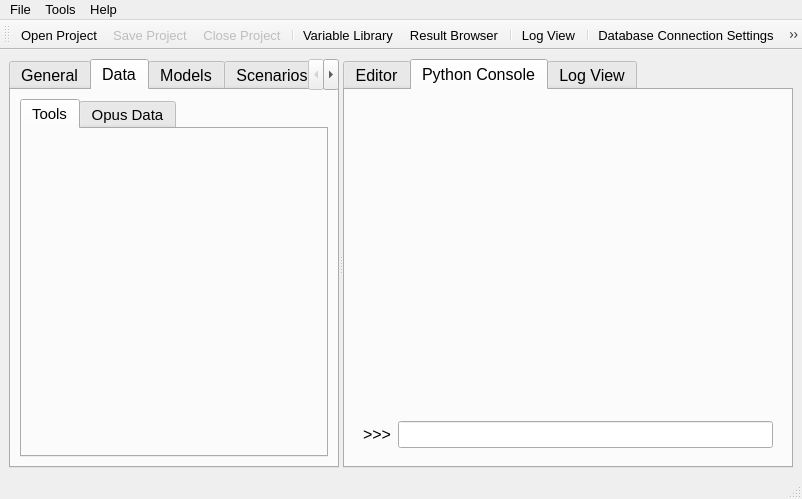
Before: the Qt Designer form opus_gui/main/views/mainwindow.ui in psrc/urbansim, drawn with Qt 5.
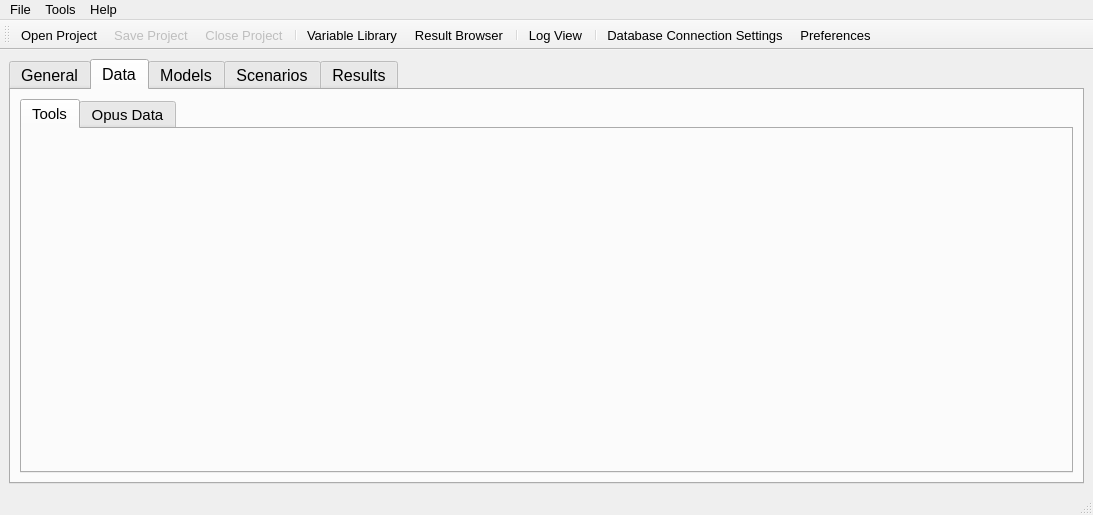
After: the same form once the commit is applied. The open tabs and pages were chosen to show the change. Icons and pictures are not drawn.

Diff of the .ui file:
```diff
--- a/opus_gui/main/views/mainwindow.ui
+++ b/opus_gui/main/views/mainwindow.ui
@@ -6,8 +6,8 @@
    <rect>
     <x>0</x>
     <y>0</y>
-    <width>802</width>
-    <height>499</height>
+    <width>1093</width>
+    <height>515</height>
    </rect>
   </property>
   <property name="font" >
@@ -23,14 +23,6 @@
     <normaloff>:/Images/Images/cog.png</normaloff>:/Images/Images/cog.png</iconset>
   </property>
   <widget class="QWidget" name="centralwidget" >
-   <property name="geometry" >
-    <rect>
-     <x>0</x>
-     <y>54</y>
-     <width>802</width>
-     <height>425</height>
-    </rect>
-   </property>
    <layout class="QVBoxLayout" name="verticalLayout" >
     <item>
      <widget class="QSplitter" name="splitter" >
@@ -88,14 +80,6 @@
         <layout class="QGridLayout" />
        </widget>
        <widget class="QWidget" name="datamanager_page" >
-        <property name="geometry" >
-         <rect>
-          <x>0</x>
-          <y>0</y>
-          <width>399</width>
-          <height>372</height>
-         </rect>
-        </property>
         <attribute name="title" >
          <string>Data</string>
         </attribute>
@@ -117,14 +101,6 @@
             <number>0</number>
            </property>
            <widget class="QWidget" name="datamanager_xmlconfig" >
-            <property name="geometry" >
-             <rect>
-              <x>0</x>
-              <y>0</y>
-              <width>369</width>
-              <height>325</height>
-             </rect>
-            </property>
             <attribute name="title" >
              <string>Tools</string>
             </attribute>
@@ -191,127 +167,6 @@
         <layout class="QGridLayout" />
        </widget>
       </widget>
-      <widget class="QTabWidget" name="tabWidget" >
-       <property name="sizePolicy" >
-        <sizepolicy vsizetype="Preferred" hsizetype="Expanding" >
-         <horstretch>0</horstretch>
-         <verstretch>0</verstretch>
-        </sizepolicy>
-       </property>
-       <property name="minimumSize" >
-        <size>
-         <width>300</width>
-         <height>0</height>
-        </size>
-       </property>
-       <property name="sizeIncrement" >
-        <size>
-         <width>0</width>
-         <height>0</height>
-        </size>
-       </property>
-       <property name="baseSize" >
-        <size>
-         <width>1000</width>
-         <height>0</height>
-        </size>
-       </property>
-       <property name="font" >
-        <font>
-         <pointsize>12</pointsize>
-        </font>
-       </property>
-       <property name="tabShape" >
-        <enum>QTabWidget::Rounded</enum>
-       </property>
-       <property name="currentIndex" >
-        <number>0</number>
-       </property>
-       <widget class="QWidget" name="tab_editorView" >
-        <property name="geometry" >
-         <rect>
-          <x>0</x>
-          <y>0</y>
-          <width>360</width>
-          <height>372</height>
-         </rect>
-        </property>
-        <attribute name="title" >
-         <string>Editor</string>
-        </attribute>
-        <attribute name="icon" >
-         <iconset resource="opusmain.qrc" >
-          <normaloff>:/Images/Images/table_lightning.png</normaloff>:/Images/Images/table_lightning.png</iconset>
-        </attribute>
-        <layout class="QGridLayout" />
-       </widget>
-       <widget class="QWidget" name="tab_pythonView" >
-        <property name="geometry" >
-         <rect>
-          <x>0</x>
-          <y>0</y>
-          <width>360</width>
-          <height>372</height>
-         </rect>
-        </property>
-        <attribute name="title" >
-         <string>Python Console</string>
-        </attribute>
-        <attribute name="icon" >
-         <iconset resource="opusmain.qrc" >
-          <normaloff>:/Images/Images/python_type.png</normaloff>:/Images/Images/python_type.png</iconset>
-        </attribute>
-        <layout class="QGridLayout" >
-         <item row="1" column="0" >
-          <widget class="QWidget" native="1" name="pythonLineWidget" >
-           <property name="sizePolicy" >
-            <sizepolicy vsizetype="Fixed" hsizetype="Preferred" >
-             <horstretch>0</horstretch>
-             <verstretch>0</verstretch>
-            </sizepolicy>
-           </property>
-           <layout class="QHBoxLayout" >
-            <item>
-             <widget class="QLabel" name="pythonLabel" >
-              <property name="text" >
-               <string>>>></string>
-              </property>
-             </widget>
-            </item>
-            <item>
-             <widget class="QLineEdit" name="pythonLineEdit" />
-            </item>
-           </layout>
-          </widget>
-         </item>
-         <item row="0" column="0" >
-          <widget class="QWidget" native="1" name="pythonWidget" />
-         </item>
-        </layout>
-       </widget>
-       <widget class="QWidget" name="tab_logView" >
-        <property name="geometry" >
-         <rect>
-          <x>0</x>
-          <y>0</y>
-          <width>360</width>
-          <height>372</height>
-         </rect>
-        </property>
-        <attribute name="title" >
-         <string>Log View</string>
-        </attribute>
-        <attribute name="icon" >
-         <iconset resource="opusmain.qrc" >
-          <normaloff>:/Images/Images/table.png</normaloff>:/Images/Images/table.png</iconset>
-        </attribute>
-        <layout class="QGridLayout" >
-         <item row="0" column="0" >
-          <widget class="QTextBrowser" name="logViewTextBrowser" />
-         </item>
-        </layout>
-       </widget>
-      </widget>
      </widget>
     </item>
    </layout>
@@ -321,7 +176,7 @@
     <rect>
      <x>0</x>
      <y>0</y>
-     <width>802</width>
+     <width>1093</width>
      <height>22</height>
     </rect>
    </property>
@@ -361,25 +216,8 @@
    <addaction name="menuUtilities" />
    <addaction name="menuHelp" />
   </widget>
-  <widget class="QStatusBar" name="statusBar" >
-   <property name="geometry" >
-    <rect>
-     <x>0</x>
-     <y>479</y>
-     <width>802</width>
-     <height>20</height>
-    </rect>
-   </property>
-  </widget>
+  <widget class="QStatusBar" name="statusBar" />
   <widget class="QToolBar" name="toolBar" >
-   <property name="geometry" >
-    <rect>
-     <x>0</x>
-     <y>22</y>
-     <width>802</width>
-     <height>32</height>
-    </rect>
-   </property>
    <property name="windowTitle" >
     <string>toolBar</string>
    </property>
@@ -408,7 +246,6 @@
    <addaction name="actLogView" />
    <addaction name="separator" />
    <addaction name="actDatabaseSettings" />
-   <addaction name="separator" />
    <addaction name="actPreferences" />
   </widget>
   <action name="mpActionZoomOut" >
```
Left out of the diff: 70 changed lines with no effect on the pictures.
